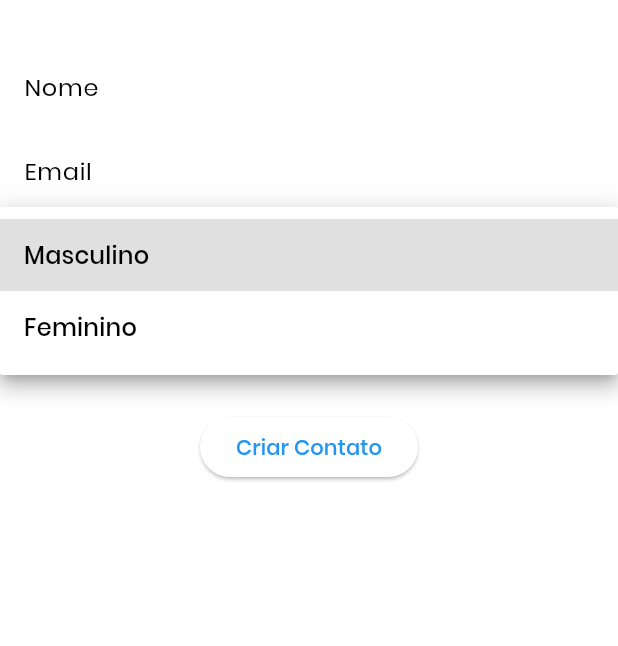
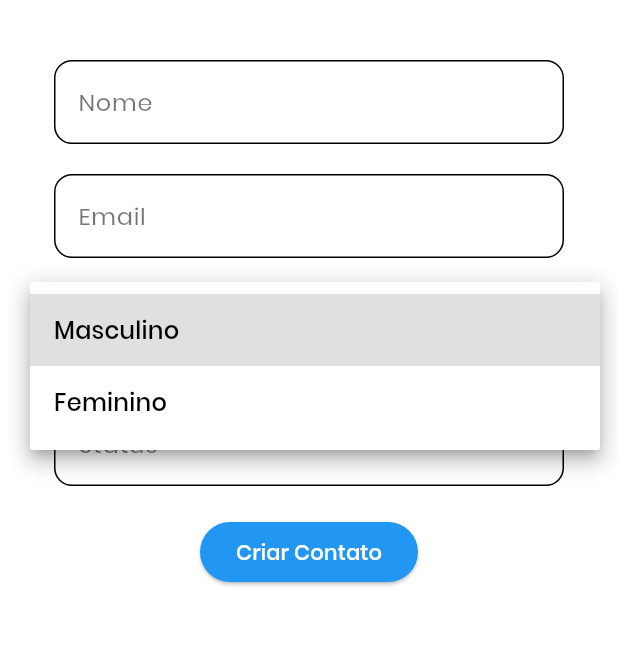
Before and after one commit to thak1996/contact_app, a Flutter app: the NewContact screen opened by its route, after a tap on "Gênero", on a phone screen of 412 x 824 dp, the part 63-709 px from its top. Run offline on Flutter 3.47's test engine with Material 3 defaults, Android fonts, the phone set to English and light mode, and no system bars; our stand-ins replace dio, flutter_bloc, flutter_dotenv, go_router, result_dart.

```diff
--- a/lib/android/view/new.contact.form.view.dart
+++ b/lib/android/view/new.contact.form.view.dart
@@ -6,6 +6,9 @@ import 'package:go_router/go_router.dart';
 import '../controller/new.contact.controller.dart';
 import '../core/utils/app.validators.dart';
 import '../models/contact.model.dart';
+import 'widgets/dropdown_button.widget.dart';
+import 'widgets/elevated_button.widget.dart';
+import 'widgets/teste_form_field.widget.dart';
 
 class NewContact extends StatefulWidget {
   const NewContact({super.key});
@@ -15,10 +18,9 @@ class NewContact extends StatefulWidget {
 }
 
 class _NewContactState extends State<NewContact> {
+  final _emailController = TextEditingController();
   final _formKey = GlobalKey<FormState>();
   final _nameController = TextEditingController();
-  final _emailController = TextEditingController();
-
   String? _selectedGender;
   String? _selectedStatus;
 
@@ -66,22 +68,29 @@ class _NewContactState extends State<NewContact> {
                     });
                     return const SizedBox();
                   default:
-                    return Column(
+                    return Padding(
+                      padding: const EdgeInsets.symmetric(
+                        horizontal: 20,
+                        vertical: 10,
+                      ),
+                      child: Column(
+                        spacing: 20,
                         children: [
-                        TextFormField(
+                          TextFormFieldWidget(
                             controller: _nameController,
-                          decoration: const InputDecoration(labelText: 'Nome'),
+                            labelText: 'Nome',
                             validator: AppValidators.validateName,
                           ),
-                        TextFormField(
+                          TextFormFieldWidget(
                             controller: _emailController,
-                          decoration: const InputDecoration(labelText: 'Email'),
+                            labelText: 'Email',
                             validator: AppValidators.validateEmail,
                           ),
-                        DropdownButtonFormField<String>(
+                          DropdownButtonWidget(
+                            labelText: "Gênero",
                             value: _selectedGender,
-                          decoration: const InputDecoration(
-                            labelText: 'Gênero',
+                            onChanged: (value) => setState(
+                              () => _selectedGender = value,
                             ),
                             items: const [
                               DropdownMenuItem(
@@ -93,19 +102,14 @@ class _NewContactState extends State<NewContact> {
                                 child: Text('Feminino'),
                               ),
                             ],
-                          onChanged: (value) {
-                            setState(() => _selectedGender = value);
-                          },
                           ),
-                        DropdownButtonFormField<String>(
+                          DropdownButtonWidget(
                             value: _selectedStatus,
-                          decoration: const InputDecoration(
                             labelText: 'Status',
+                            onChanged: (value) => setState(
+                              () => _selectedStatus = value,
                             ),
-                          onChanged: (value) {
-                            setState(() => _selectedStatus = value);
-                          },
-                          items: const [
+                            items: [
                               DropdownMenuItem(
                                 value: 'active',
                                 child: Text('Ativo'),
@@ -116,8 +120,8 @@ class _NewContactState extends State<NewContact> {
                               ),
                             ],
                           ),
-                        const SizedBox(height: 20),
-                        ElevatedButton(
+                          ElevatedButtonWidget(
+                            text: 'Criar Contato',
                             onPressed: () {
                               if (_formKey.currentState!.validate()) {
                                 final newContact = Contact(
@@ -131,9 +135,9 @@ class _NewContactState extends State<NewContact> {
                                     .createContact(newContact);
                               }
                             },
-                          child: const Text('Criar Contato'),
                           ),
                         ],
+                      ),
                     );
                 }
               },
```
Lines whose indentation alone changed are shown as unchanged.
